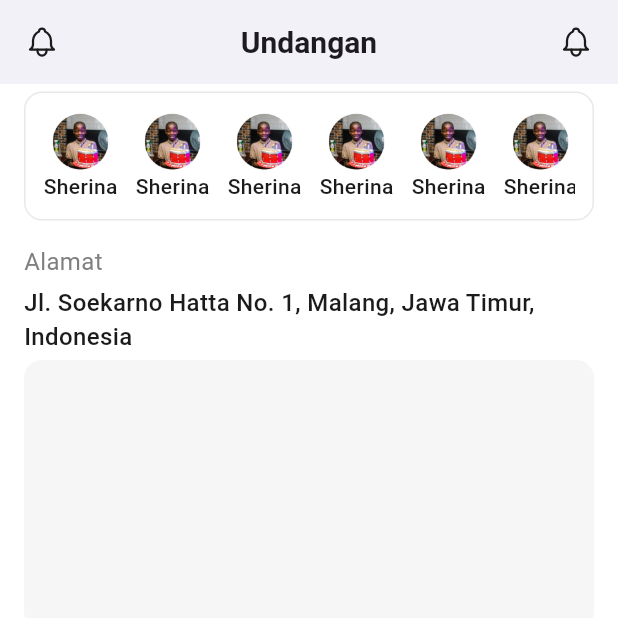
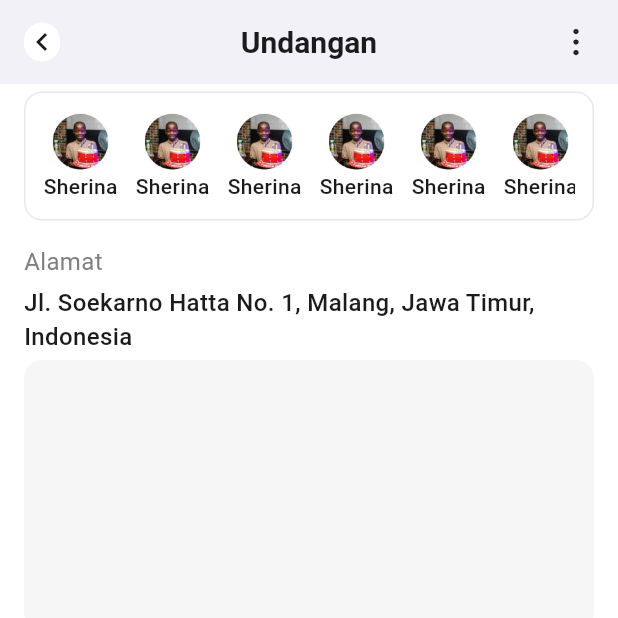
Before and after one commit to Tadika-Mesra-POLINEMA/mesran-app, a Flutter app: the screen it shows after launch, scrolled down 216 dp, on a phone screen of 412 x 824 dp, the top half of it. Run offline on Flutter 3.47's test engine with Material 3 defaults, Android fonts, the light colour scheme and no system bars; our stand-ins replace dotted_border, flutter_svg, go_router, shared_preferences; missing offline and left inert: flutter_timer_countdown; Roboto replaces fonts that are missing (SF-Pro-Display).

Commit message:
Update Detail Undangan

```diff
--- a/lib/components/undo_button.dart
+++ b/lib/components/undo_button.dart
@@ -16,7 +16,7 @@ class UndoButton extends StatelessWidget {
   @override
   Widget build(BuildContext context) {
     return Container(
-      padding: const EdgeInsets.symmetric(horizontal: 12, vertical: 8),
+      // padding: const EdgeInsets.symmetric(horizontal: 12, vertical: 8),
       decoration: BoxDecoration(
         color: white,
         shape: BoxShape.rectangle,
@@ -38,7 +38,7 @@ class UndoButton extends StatelessWidget {
                   size: 24,
                 ),
               ),
-              const SizedBox(width: 8),
+              // const SizedBox(width: 8),
               Text(
                 label ?? '',
                 style: headingTwoSemiBold.copyWith(color: neutralBase),
--- a/lib/pages/riwayat/detail_undangan_page.dart
+++ b/lib/pages/riwayat/detail_undangan_page.dart
@@ -21,16 +21,18 @@ class DetailUndanganPage extends StatelessWidget {
             mainAxisAlignment: MainAxisAlignment.spaceBetween,
             crossAxisAlignment: CrossAxisAlignment.center,
             children: [
-              InkWell(
-                  onTap: () => context.push('/notifications'),
-                  child: bell.copyWith(color: neutralBase)),
+              UndoButton(
+                onPressed: () => context.pop(),
+              ),
               Text(
                 'Undangan',
-                style: headingTwoSemiBold,
+                style: headingTwoSemiBold.copyWith(color: neutralBase),
               ),
-              InkWell(
-                  onTap: () => context.push('/notifications'),
-                  child: bell.copyWith(color: neutralBase)),
+              dot.copyWith(
+                color: neutralBase,
+                width: 24,
+                height: 24,
+              ),
             ],
           ),
         ),
--- a/lib/utils/icons.dart
+++ b/lib/utils/icons.dart
@@ -30,3 +30,6 @@ const CustomSvgIcon member = CustomSvgIcon(
 const CustomSvgIcon date = CustomSvgIcon(
   assetName: 'assets/icons/date.svg',
 );
+const CustomSvgIcon dot = CustomSvgIcon(
+  assetName: 'assets/icons/dot.svg',
+);
```
Also changed, not shown: assets/icons/dot.svg (added).
